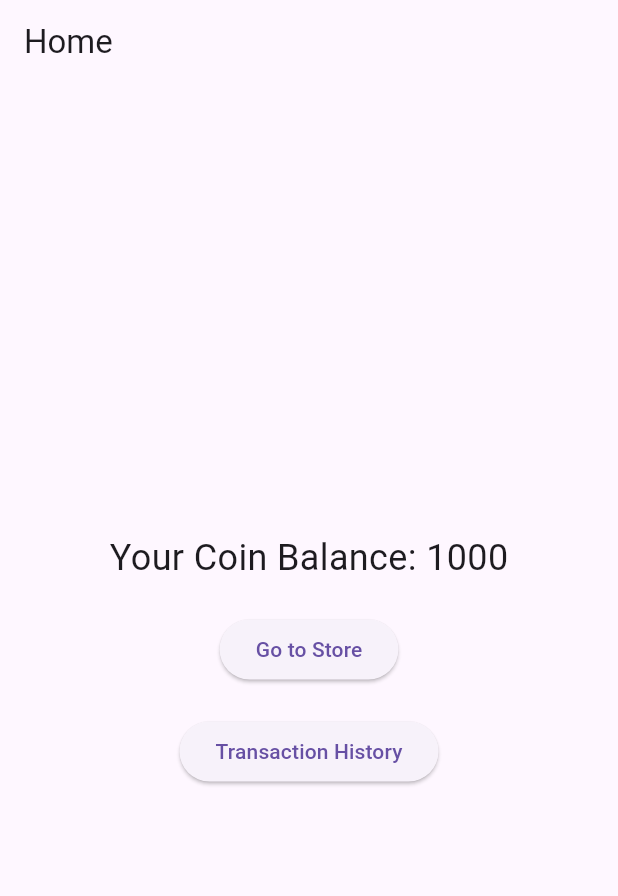
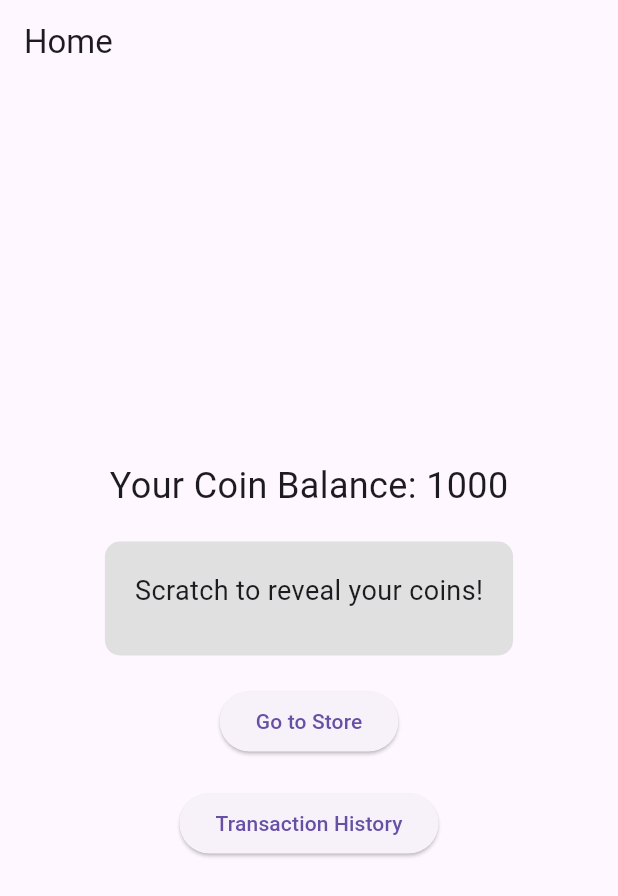
Before and after one commit to AshishGupta18/reward_app, a Flutter app: the screen it shows after launch, on a phone screen of 412 x 824 dp. Shown: the top 896 px of the screen. Run offline on Flutter 3.47's test engine with Material 3 defaults, Android fonts, the phone set to English and light mode, and no system bars; our stand-ins replace flutter_bloc.

Commit message:
functionality implemented

```diff
--- a/lib/domain/entities/transaction.dart
+++ b/lib/domain/entities/transaction.dart
@@ -1,12 +1,12 @@
 class Transaction {
-  final String id;
-  final String rewardName;  // Add this field
+
+  final String type;  // Add this field
   final int amount;
   final DateTime date;
 
   Transaction({
-    required this.id,
-    required this.rewardName,  // Include it here as a required field
+
+    required this.type,  // Include it here as a required field
     required this.amount,
     required this.date,
   });
--- a/lib/presentation/bloc/coin_bloc/coin_bloc.dart
+++ b/lib/presentation/bloc/coin_bloc/coin_bloc.dart
@@ -1,16 +1,27 @@
+// lib/presentation/bloc/coin_bloc/coin_bloc.dart
+
 import 'package:flutter_bloc/flutter_bloc.dart';
+import '../../../domain/entities/transaction.dart';
 import 'coin_event.dart';
 import 'coin_state.dart';
 
 class CoinBloc extends Bloc<CoinEvent, CoinState> {
-  CoinBloc() : super(CoinLoading()) {
-    // Initialize with default coin balance
+  int balance = 1000; // Default starting balance
+  List<Transaction> transactionHistory = []; // List to hold transactions
+
+  CoinBloc() : super(CoinInitial()) {
     on<LoadCoinBalance>((event, emit) {
-      // Mock initial balance of 1000 coins
-      emit(CoinLoaded(balance: 1000));
+      emit(CoinLoaded(balance)); // Emit initial balance
+    });
+
+    on<UpdateCoinBalance>((event, emit) {
+      balance += event.amount; // Update balance with the provided amount
+
+      // Log transaction
+      String type = event.amount > 0 ? 'Scratch Card Reward' : 'Redeemed Item';
+      transactionHistory.add(Transaction(date: DateTime.now(), type: type, amount: event.amount.abs()));
+
+      emit(CoinLoaded(balance)); // Emit the new balance state
     });
   }
-
-  // Method to reload or update balance if needed
-  void loadBalance() => add(LoadCoinBalance());
 }
--- a/lib/presentation/bloc/coin_bloc/coin_event.dart
+++ b/lib/presentation/bloc/coin_bloc/coin_event.dart
@@ -1,3 +1,11 @@
+// lib/presentation/bloc/coin_bloc/coin_event.dart
+
 abstract class CoinEvent {}
 
 class LoadCoinBalance extends CoinEvent {}
+
+class UpdateCoinBalance extends CoinEvent {
+  final int amount; // Positive or negative amount to update the balance
+
+  UpdateCoinBalance(this.amount);
+}
--- a/lib/presentation/bloc/coin_bloc/coin_state.dart
+++ b/lib/presentation/bloc/coin_bloc/coin_state.dart
@@ -1,9 +1,19 @@
+// lib/presentation/bloc/coin_bloc/coin_state.dart
+
 abstract class CoinState {}
+
+class CoinInitial extends CoinState {} // Initial state
 
 class CoinLoading extends CoinState {}
 
 class CoinLoaded extends CoinState {
   final int balance;
 
-  CoinLoaded({required this.balance});
+  CoinLoaded(this.balance);
 }
+
+class CoinError extends CoinState {
+  final String message;
+
+  CoinError(this.message);
+}
--- a/lib/presentation/screens/home_screen.dart
+++ b/lib/presentation/screens/home_screen.dart
@@ -5,13 +5,24 @@ import '../bloc/coin_bloc/coin_bloc.dart';
 import '../bloc/coin_bloc/coin_event.dart';
 import '/presentation/screens/store_screen.dart';
 import '/presentation/screens/history_screen.dart';
+import '../widgets/scratch_card.dart';
 
-class HomeScreen extends StatelessWidget {
+class HomeScreen extends StatefulWidget {
   @override
+  _HomeScreenState createState() => _HomeScreenState();
+}
+
+class _HomeScreenState extends State<HomeScreen> {
+  int coinBalance = 1000; // Default coin balance
+
+  void _updateBalance(int amount) {
+    setState(() {
+      coinBalance += amount; // Update the balance when the user scratches the card
+    });
+  }
+
+   @override
   Widget build(BuildContext context) {
-    // Trigger loading of initial coin balance
-    context.read<CoinBloc>().loadBalance();
-
     return Scaffold(
       appBar: AppBar(
         title: Text('Home'),
@@ -27,6 +38,8 @@ class HomeScreen extends StatelessWidget {
                     'Your Coin Balance: ${state.balance}',
                     style: TextStyle(fontSize: 24),
                   ),
+                  SizedBox(height: 20),
+                  ScratchCardWidget(), // Add the scratch card widget
                   SizedBox(height: 20),
                   ElevatedButton(
                     onPressed: () {
--- a/lib/presentation/widgets/scratch_card.dart
+++ b/lib/presentation/widgets/scratch_card.dart
@@ -1,16 +1,57 @@
-// lib/presentation/widgets/scratch_card.dart
+// lib/presentation/widgets/scratch_card_widget.dart
 
 import 'package:flutter/material.dart';
+import 'package:flutter_bloc/flutter_bloc.dart';
+import '../bloc/coin_bloc/coin_bloc.dart';
+import '../bloc/coin_bloc/coin_event.dart';
 
-class ScratchCard extends StatelessWidget {
+class ScratchCardWidget extends StatefulWidget {
+  @override
+  _ScratchCardWidgetState createState() => _ScratchCardWidgetState();
+}
+
+class _ScratchCardWidgetState extends State<ScratchCardWidget> {
+  int scratchAmount = 0;
+  bool scratched = false;
+  DateTime nextScratchTime = DateTime.now();
+
+  void scratchCard() {
+    if (!scratched) {
+      scratchAmount = (50 + (450 * (DateTime.now().microsecondsSinceEpoch % 10) / 10)).toInt(); // Random amount between 50 and 500
+      scratched = true;
+      nextScratchTime = DateTime.now().add(Duration(hours: 1));
+
+      // Update the coin balance in the CoinBloc
+      BlocProvider.of<CoinBloc>(context).add(UpdateCoinBalance(scratchAmount));
+
+      setState(() {}); // Refresh the UI
+    }
+  }
+
   @override
   Widget build(BuildContext context) {
-    return Card(
-      child: Column(
-        children: [
-          Text('Scratch Card'),
-          // Additional UI elements for scratch card
-        ],
+    final timeLeft = nextScratchTime.difference(DateTime.now()).inSeconds;
+
+    return GestureDetector(
+      onTap: scratchCard,
+      child: Container(
+        padding: EdgeInsets.all(20),
+        decoration: BoxDecoration(
+          color: Colors.grey[300],
+          borderRadius: BorderRadius.circular(10),
+        ),
+        child: Column(
+          mainAxisSize: MainAxisSize.min,
+          children: [
+            Text(
+              scratched ? 'You earned: $scratchAmount Coins!' : 'Scratch to reveal your coins!',
+              style: TextStyle(fontSize: 18),
+            ),
+            SizedBox(height: 10),
+            if (scratched)
+              Text('Next scratch available in: ${timeLeft > 0 ? timeLeft : 0} seconds'),
+          ],
+        ),
       ),
     );
   }
```
Also changed, not shown: lib/data/models/transaction_model.dart (+5 -9 lines), lib/data/repositories/transaction_repository.dart (+3 -4 lines), lib/presentation/screens/history_screen.dart (+69 -11 lines), lib/presentation/screens/store_screen.dart (+64 -18 lines), lib/presentation/widgets/reward_item.dart (+19 -19 lines).
